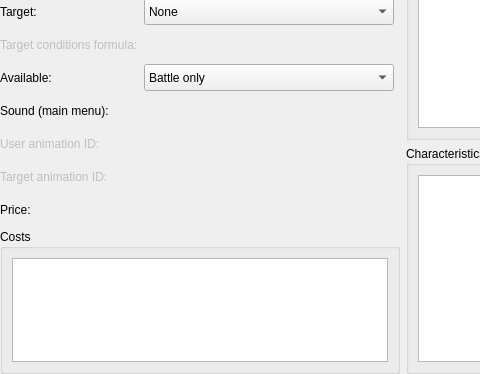
The window that Editor/CustomWidgets/paneldatascommonskillitem.ui (RPG-Paper-Maker/RPG-Paper-Maker) describes before a commit, drawn with Qt 5; both pictures show x 0 to 480 and y 121 to 495 of the 766 by 495 pixel window.
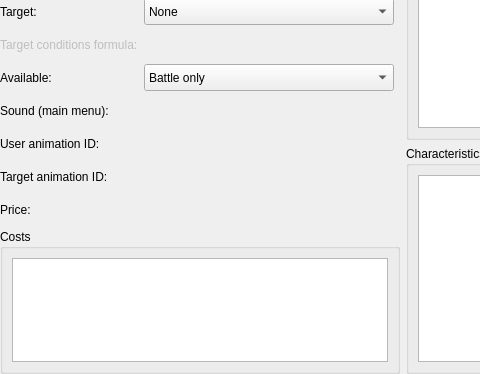
The same window after the commit. Custom widgets are drawn as their Qt base class.

Commit message: [WIP] 2D Animations: allow animations for skills / weapons / items

Patch:
```diff
--- a/Editor/CustomWidgets/paneldatascommonskillitem.ui
+++ b/Editor/CustomWidgets/paneldatascommonskillitem.ui
@@ -297,7 +297,7 @@
            <item row="8" column="0">
             <widget class="QLabel" name="labelUserAnimation">
              <property name="enabled">
-              <bool>false</bool>
+              <bool>true</bool>
              </property>
              <property name="text">
               <string>User animation ID:</string>
@@ -326,7 +326,7 @@
            <item row="9" column="0">
             <widget class="QLabel" name="labelTargetAnimation">
              <property name="enabled">
-              <bool>false</bool>
+              <bool>true</bool>
              </property>
              <property name="text">
               <string>Target animation ID:</string>
```
Left out of the diff: 4 changed lines with no effect on the pictures. The commit also changes 2 other files.
